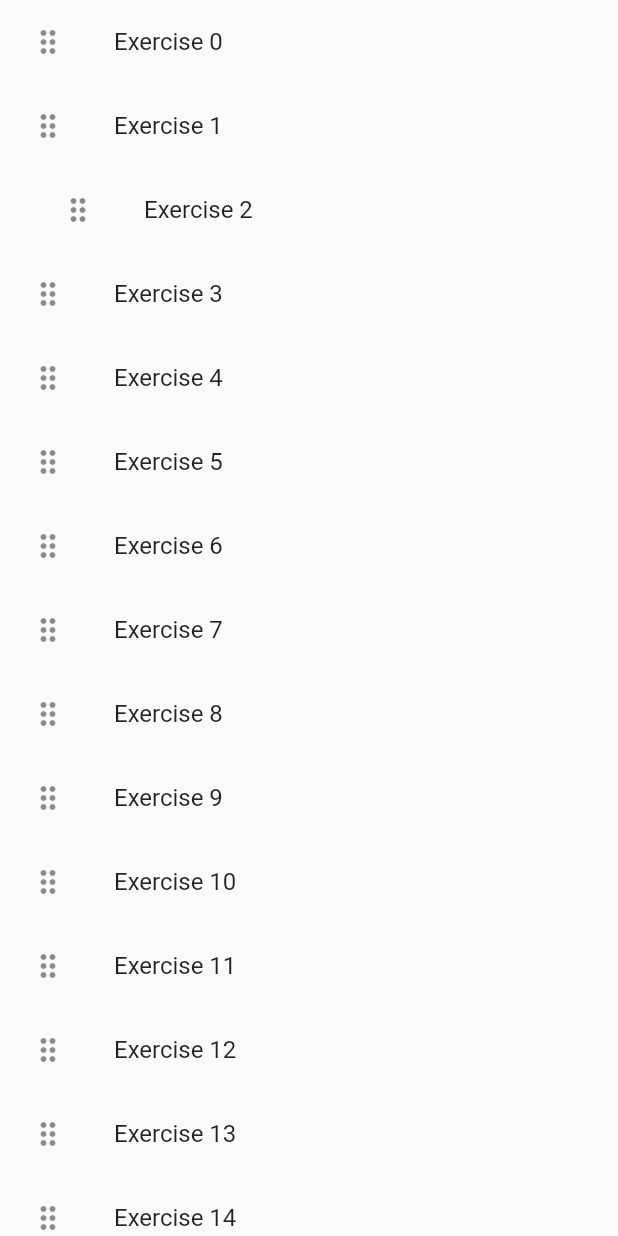
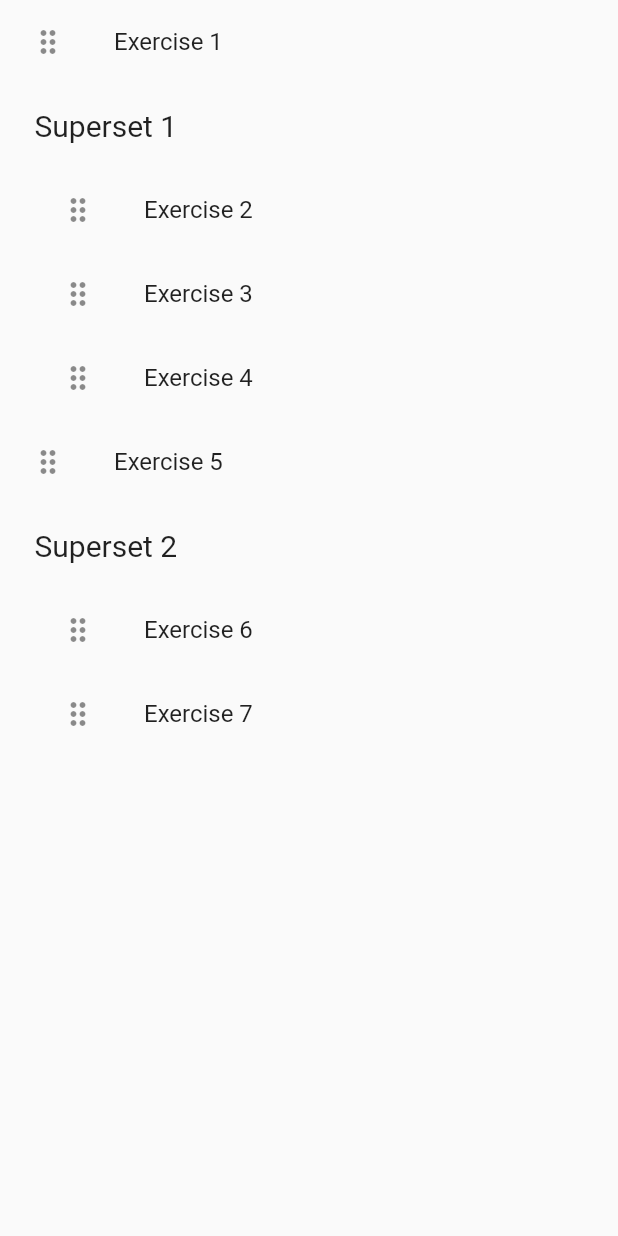
Before and after one commit to smart7even/fizikl_test_task, a Flutter app: the screen it shows after launch, on a phone screen of 412 x 824 dp. Run offline on Flutter 3.47's test engine with Material 2 defaults, Android fonts, the phone set to English and light mode, and no system bars; our stand-ins replace bloc, equatable, flutter_bloc.

Commit message:
Add UI to display current state

```diff
--- a/lib/main.dart
+++ b/lib/main.dart
@@ -1,4 +1,14 @@
+import 'package:fizikl_test_task/datasource/inmemory_exercises_datasource.dart';
+import 'package:fizikl_test_task/models/i_exercise.dart';
+import 'package:fizikl_test_task/models/ordered_exercise.dart';
+import 'package:fizikl_test_task/models/single_exercise.dart';
+import 'package:fizikl_test_task/models/superset.dart';
+import 'package:fizikl_test_task/repository/exercise_repository.dart';
+import 'package:fizikl_test_task/repository/i_exercise_repository.dart';
 import 'package:flutter/material.dart';
+import 'package:flutter_bloc/flutter_bloc.dart';
+
+import 'bloc/exercises_bloc.dart';
 
 void main() {
   runApp(const MyApp());
@@ -14,7 +24,22 @@ class MyApp extends StatelessWidget {
       theme: ThemeData(
         primarySwatch: Colors.blue,
       ),
-      home: Scaffold(body: SafeArea(child: MyStatefulWidget())),
+      home: RepositoryProvider<IExerciseRepository>(
+        create: (context) => ExerciseRepository(
+          exercisesDataSource: InMemoryExercisesDatasource(
+            exercises: [
+              {"id": 1, "order": 1, "order_prefix": ""},
+              {"id": 2, "order": 2, "order_prefix": "a"},
+              {"id": 3, "order": 2, "order_prefix": "b"},
+              {"id": 4, "order": 2, "order_prefix": "c"},
+              {"id": 5, "order": 3, "order_prefix": ""},
+              {"id": 6, "order": 4, "order_prefix": "a"},
+              {"id": 7, "order": 4, "order_prefix": "b"},
+            ].map((e) => OrderedExercise.fromJson(e)).toList(),
+          ),
+        ),
+        child: const Scaffold(body: SafeArea(child: MyStatefulWidget())),
+      ),
     );
   }
 }
@@ -31,28 +56,92 @@ class _MyStatefulWidgetState extends State<MyStatefulWidget> {
 
   @override
   Widget build(BuildContext context) {
-    return ReorderableListView(
-      padding: const EdgeInsets.symmetric(horizontal: 20),
-      children: <Widget>[
-        for (int index = 0; index < _items.length; index += 1)
-          ListTile(
-            contentPadding: EdgeInsets.only(left: index == 2 ? 20 : 0),
+    return BlocProvider<ExercisesBloc>(
+      create: (ctx) {
+        final bloc =
+            ExercisesBloc(exerciseRepository: RepositoryProvider.of(ctx));
+        bloc.add(ExercisesLoadStarted());
+        return bloc;
+      },
+      child: ExercisesListView(),
+    );
+  }
+}
+
+class ExercisesListView extends StatelessWidget {
+  const ExercisesListView({Key? key}) : super(key: key);
+
+  List<Widget> _buildExercises(List<IExercise> exercises) {
+    final exercisesWidgets = <Widget>[];
+    int supersetsCounter = 1;
+
+    for (int index = 0; index < exercises.length; index += 1) {
+      final exercise = exercises[index];
+
+      if (exercise is SingleExercise) {
+        exercisesWidgets.add(ListTile(
+          contentPadding: EdgeInsets.only(left: 0),
+          leading: ReorderableDragStartListener(
+            key: Key('$index'),
+            index: index,
+            child: const Icon(Icons.drag_indicator),
+          ),
+          key: Key('${exercise.id}'),
+          title: Text('Exercise ${exercise.id}'),
+        ));
+      } else if (exercise is Superset) {
+        exercisesWidgets.add(ListTile(
+          contentPadding: EdgeInsets.only(left: 3),
+          title: Text('Superset $supersetsCounter',
+              style: TextStyle(fontSize: 20)),
+          key: Key('superset-$supersetsCounter'),
+        ));
+        supersetsCounter++;
+
+        for (var singleExercise in exercise.exercises) {
+          exercisesWidgets.add(ListTile(
+            contentPadding: EdgeInsets.only(left: 20),
             leading: ReorderableDragStartListener(
-                key: Key('$index'),
+                key: Key('${singleExercise.id}'),
                 index: index,
-                child: Icon(Icons.drag_indicator)),
-            key: Key('$index'),
-            title: Text('Exercise ${_items[index]}'),
-          ),
-      ],
-      onReorder: (int oldIndex, int newIndex) {
-        setState(() {
-          if (oldIndex < newIndex) {
-            newIndex -= 1;
-          }
-          final int item = _items.removeAt(oldIndex);
-          _items.insert(newIndex, item);
-        });
+                child: const Icon(Icons.drag_indicator)),
+            key: Key('${singleExercise.id}'),
+            title: Text('Exercise ${singleExercise.id}'),
+          ));
+        }
+      }
+    }
+
+    return exercisesWidgets;
+  }
+
+  @override
+  Widget build(BuildContext context) {
+    return BlocBuilder<ExercisesBloc, ExercisesState>(
+      builder: (context, state) {
+        if (state is ExercisesInitial) {
+          return LinearProgressIndicator();
+        } else if (state is ExercisesLoadInProgress) {
+          return LinearProgressIndicator();
+        } else if (state is ExercisesLoadSuccess) {
+          return ReorderableListView(
+            padding: const EdgeInsets.symmetric(horizontal: 20),
+            children: _buildExercises(state.exercises),
+            onReorder: (int oldIndex, int newIndex) {
+              debugPrint(oldIndex.toString());
+              debugPrint(newIndex.toString());
+              // setState(() {
+              //   if (oldIndex < newIndex) {
+              //     newIndex -= 1;
+              //   }
+              //   final int item = _items.removeAt(oldIndex);
+              //   _items.insert(newIndex, item);
+              // });
+            },
+          );
+        }
+
+        return Text('Error');
       },
     );
   }
```
